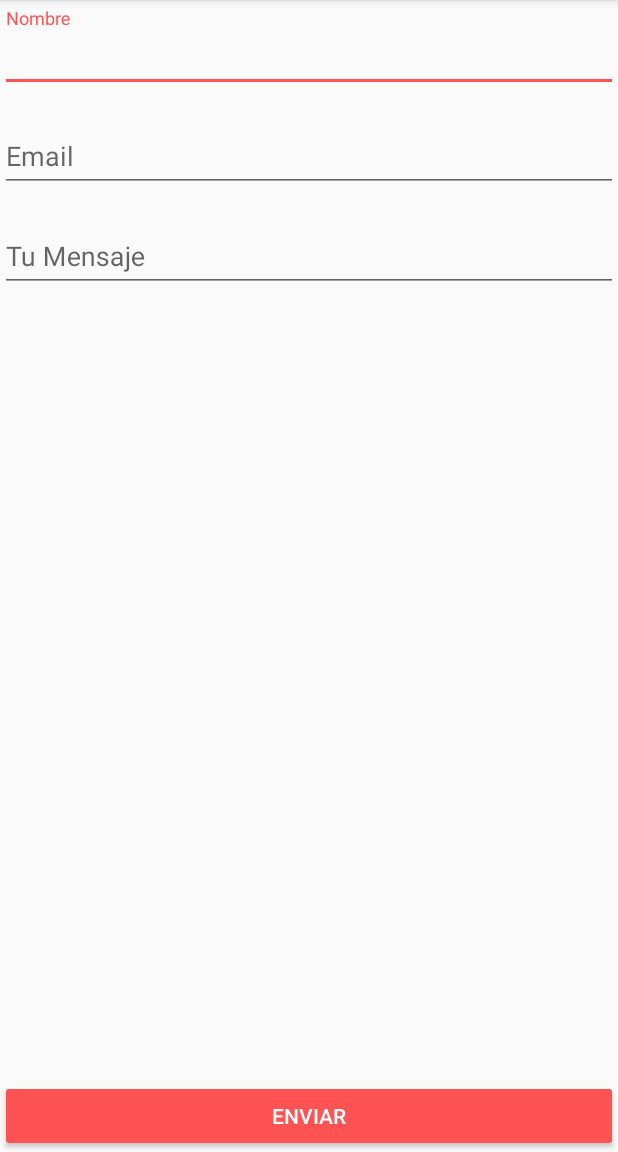
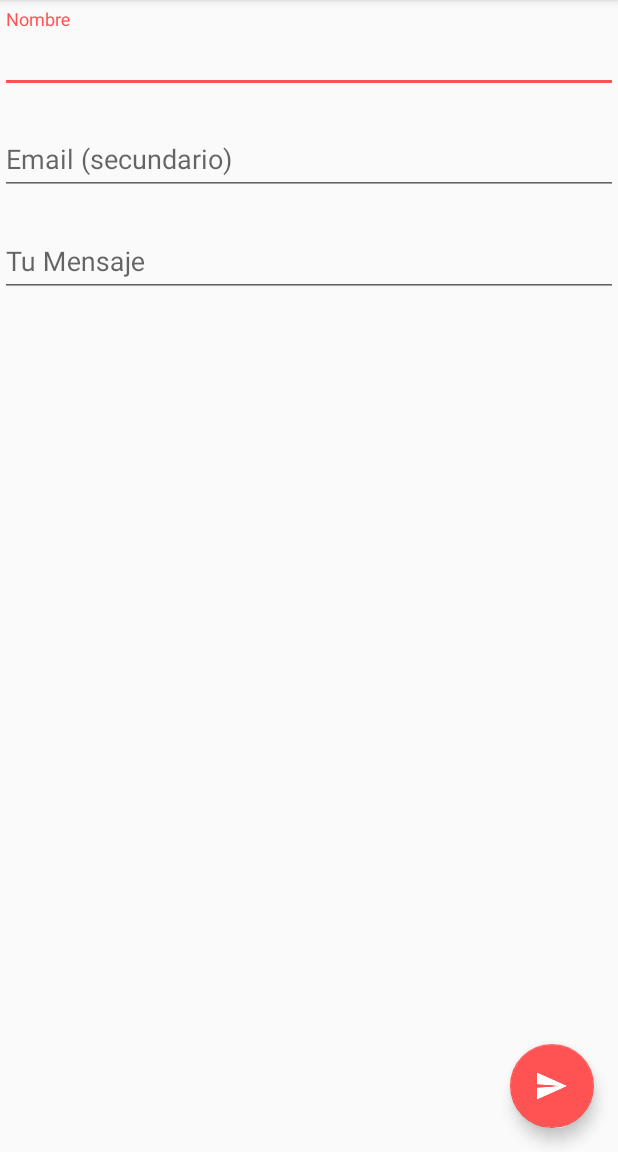
Before and after one commit to luisbenitez02/PetaGramPlus-Desarrollo-Android-CS, an Android app: the ContactoActivity screen opened directly, with no data from a screen before it, on a phone screen of 412 x 824 dp, the part 84-1236 px from its top. Run offline under Robolectric (Android 15) with nearby library versions, the phone set to English and light mode, and no system bars.

Commit message:
Envia un mail
Ahor apodemos enviarun mail usando un intent

```diff
--- a/app/src/main/java/com/example/luisb/petagramplus/ContactoActivity.java
+++ b/app/src/main/java/com/example/luisb/petagramplus/ContactoActivity.java
@@ -1,13 +1,66 @@
 package com.example.luisb.petagramplus;
 
+import android.content.Intent;
+import android.net.Uri;
+import android.support.design.widget.FloatingActionButton;
 import android.support.v7.app.AppCompatActivity;
 import android.os.Bundle;
+import android.view.View;
+import android.widget.EditText;
 
 public class ContactoActivity extends AppCompatActivity {
+
+    private EditText editNombre;
+    private EditText editMailSecond;
+    private EditText editMensaje;
 
     @Override
     protected void onCreate(Bundle savedInstanceState) {
         super.onCreate(savedInstanceState);
         setContentView(R.layout.activity_contacto);
+
+        /*asocio los elementos con las vistas*/
+
+        editNombre = (EditText) findViewById(R.id.inputName);
+        editMailSecond = (EditText) findViewById(R.id.inputMail);
+        editMensaje = (EditText) findViewById(R.id.inputMensaje);
+
+        FloatingActionButton send = (FloatingActionButton) findViewById(R.id.sendEmailButton);
+
+        /*
+        * Al boton ser pulsado llamara a este metodo
+        * */
+
+        send.setOnClickListener(new View.OnClickListener() {
+            @Override
+            public void onClick(View v) {
+
+                //capturamos los textos en cada campo
+                String nombre = editNombre.getText().toString();
+                String sencondmail = editMailSecond.getText().toString();
+                String mensaje = editMensaje.getText().toString();
+
+                enviarMail(nombre,sencondmail,mensaje);
+            }
+        });
+
+    }
+
+    private void enviarMail(String nombre, String mail2, String mensaje){
+
+        String[] mimail = new String[] {"luisbenitez_14@hotmail.com"};//a donde quieres enviarlo?
+        String asunto = "Comentarios App Petagram";
+
+
+        Intent i = new Intent(Intent.ACTION_SEND);
+        i.setData(Uri.parse("mailto:"));//que tipo de envio sera? mailto: email
+        i.setType("message/rfc822");
+
+        i.putExtra(Intent.EXTRA_EMAIL, mimail);//a quien se lo enviamos?
+        i.putExtra(Intent.EXTRA_SUBJECT, asunto);
+        i.putExtra(Intent.EXTRA_TEXT, mensaje + "\n Email secundario: " + mail2);
+
+        startActivity(Intent.createChooser(i,"Enviar Email"));//que dice en el chooser?
+
     }
 }
--- a/app/src/main/res/layout/activity_contacto.xml
+++ b/app/src/main/res/layout/activity_contacto.xml
@@ -52,19 +52,24 @@
 
     </android.support.design.widget.TextInputLayout>
 
-    <LinearLayout
+    <RelativeLayout
         android:layout_width="match_parent"
-        android:layout_height="match_parent"
-        android:orientation="horizontal">
+        android:layout_height="match_parent">
 
-        <Button
-            android:id="@+id/miButton"
-            style="@style/Widget.AppCompat.Button.Colored"
-            android:layout_width="match_parent"
+        <android.support.design.widget.FloatingActionButton
+            android:id="@+id/sendEmailButton"
+            android:layout_width="wrap_content"
             android:layout_height="wrap_content"
-            android:layout_gravity="bottom"
-            android:text="@string/send" />
+            android:layout_alignParentBottom="true"
+            android:layout_alignParentEnd="true"
+            android:layout_marginBottom="@dimen/margin_float"
+            android:layout_marginEnd="@dimen/margin_float"
+            android:adjustViewBounds="true"
+            android:clickable="true"
+            android:src="@drawable/send"
+            app:elevation="@dimen/elevation"
+            app:fabSize="normal" />
 
-    </LinearLayout>
+    </RelativeLayout>
 
 </LinearLayout>
--- a/app/src/main/res/values/dimens.xml
+++ b/app/src/main/res/values/dimens.xml
@@ -9,5 +9,8 @@
     <dimen name="card_margin_lados">8dp</dimen>
     <dimen name="margin_cards">12dp</dimen>
     <!--margen de los inputs-->
-    <dimen name="margin_input">5dp</dimen>
+    <dimen name="margin_input">6dp</dimen>
+    <!--margin boton flotante-->
+    <dimen name="margin_float">16dp</dimen>
+    <dimen name="elevation">6dp</dimen>
 </resources>
--- a/app/src/main/res/values/strings.xml
+++ b/app/src/main/res/values/strings.xml
@@ -13,7 +13,7 @@
 
     <!--Texto inputs-->
     <string name="name">Nombre</string>
-    <string name="mail">Email</string>
+    <string name="mail">Email (secundario)</string>
     <string name="message">Tu Mensaje</string>
 
     <!--Boton-->
```
Also changed, not shown: app/src/main/res/drawable-hdpi/send.png (added), app/src/main/res/drawable-ldpi/send.png (added), app/src/main/res/drawable-mdpi/send.png (added), app/src/main/res/drawable-xhdpi/send.png (added), app/src/main/res/drawable-xxhdpi/send.png (added), app/src/main/res/drawable-xxxhdpi/send.png (added).
